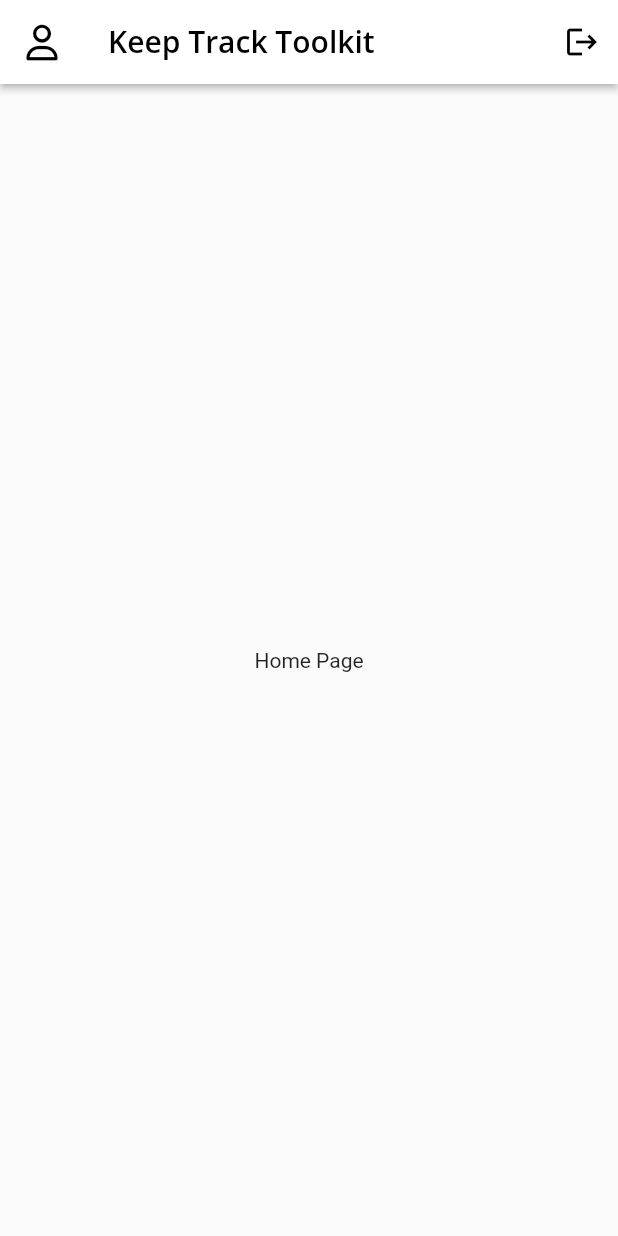
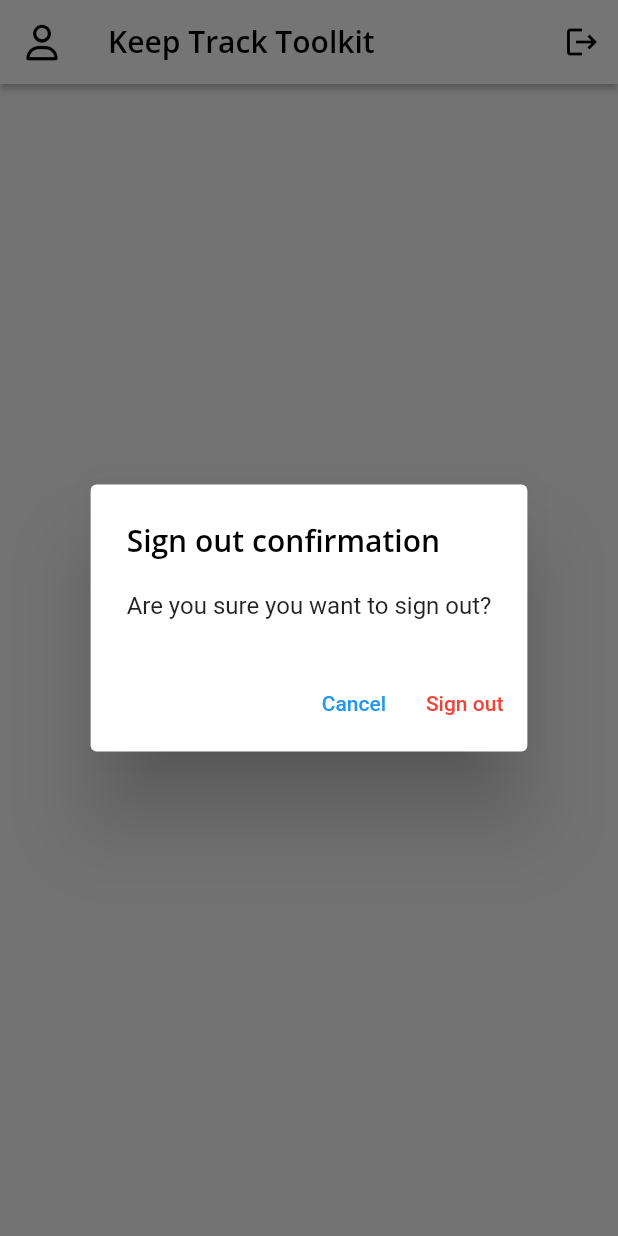
Before and after one commit to agentblythe/keep_track_toolkit, a Flutter app: the screen it shows once a user with an empty profile is signed in, after a tap on the "logout" icon, on a phone screen of 412 x 824 dp. Run offline on Flutter 3.47's test engine with Material 2 defaults, Android fonts, the phone set to English and light mode, and no system bars; our stand-ins replace firebase_auth, firebase_core, font_awesome_flutter, google_fonts, google_sign_in; missing offline and left inert: flutter_facebook_auth, twitter_login; accounts and stored records are empty.

Commit message:
Added Sign Out Confirmation

```diff
--- a/lib/screens/home/home_page.dart
+++ b/lib/screens/home/home_page.dart
@@ -1,14 +1,20 @@
 import 'package:firebase_auth/firebase_auth.dart';
 import 'package:flutter/material.dart';
 import 'package:font_awesome_flutter/font_awesome_flutter.dart';
+import 'package:keep_track_toolkit/common-widgets/show_alert_dialog.dart';
 import 'package:keep_track_toolkit/navigation/app_routes.dart';
 import 'package:keep_track_toolkit/profile/profile_manager.dart';
 import 'package:keep_track_toolkit/services/auth.dart';
 import 'package:provider/provider.dart';
 
-class HomePage extends StatelessWidget {
+class HomePage extends StatefulWidget {
   const HomePage({Key? key}) : super(key: key);
 
+  @override
+  State<HomePage> createState() => _HomePageState();
+}
+
+class _HomePageState extends State<HomePage> {
   @override
   Widget build(BuildContext context) {
     var profileManager = Provider.of<ProfileManager>(context, listen: true);
@@ -21,29 +27,40 @@ class HomePage extends StatelessWidget {
           context,
         ),
         actions: [
-          _buildSignOutButton(context),
+          IconButton(
+            icon: const Icon(
+              Icons.logout,
+            ),
+            onPressed: () => _confirmSignOut(context),
+          )
         ],
       ),
-      body: _buildHomePage(context),
+      body: const Center(child: Text("Home Page")),
     );
   }
 
-  Widget _buildHomePage(BuildContext context) {
-    return const Center(
-      child: Text("Home Page"),
-    );
+  Future<void> _signOut(BuildContext context) async {
+    try {
+      final auth = Provider.of<AuthBase>(context, listen: false);
+      await auth.signOut();
+    } catch (e) {
+      debugPrint("Sign-out failed with exception: ${e.toString()}");
+    }
   }
 
-  Widget _buildSignOutButton(BuildContext context) {
-    return IconButton(
-      icon: const Icon(
-        Icons.logout,
-      ),
-      onPressed: () {
-        var auth = Provider.of<AuthBase>(context, listen: false);
-        auth.signOut();
-      },
+  Future<void> _confirmSignOut(BuildContext context) async {
+    final didRequestSignOut = await showAlertDialog(
+      context,
+      title: "Sign out confirmation",
+      content: "Are you sure you want to sign out?",
+      defaultAction: AlertAction(text: "Sign out", destructive: true),
+      cancelAction: AlertAction(text: "Cancel"),
     );
+
+    if (didRequestSignOut == true) {
+      if (!mounted) return;
+      _signOut(context);
+    }
   }
 
   Widget _buildUserProfileButton(User appUser, BuildContext context) {
```
